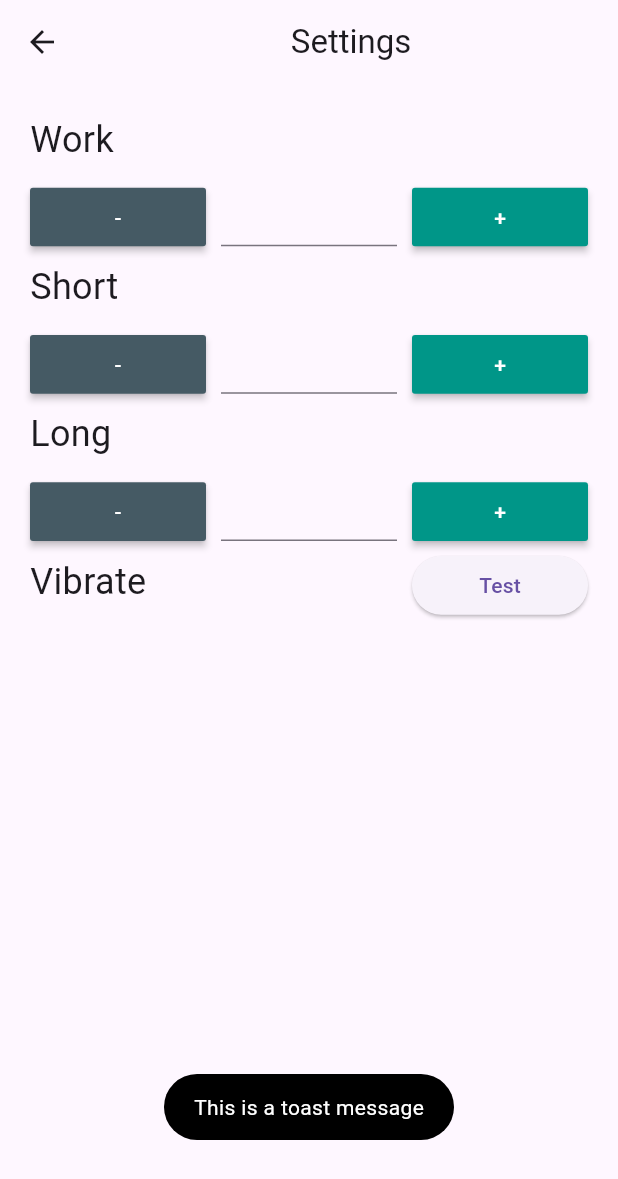
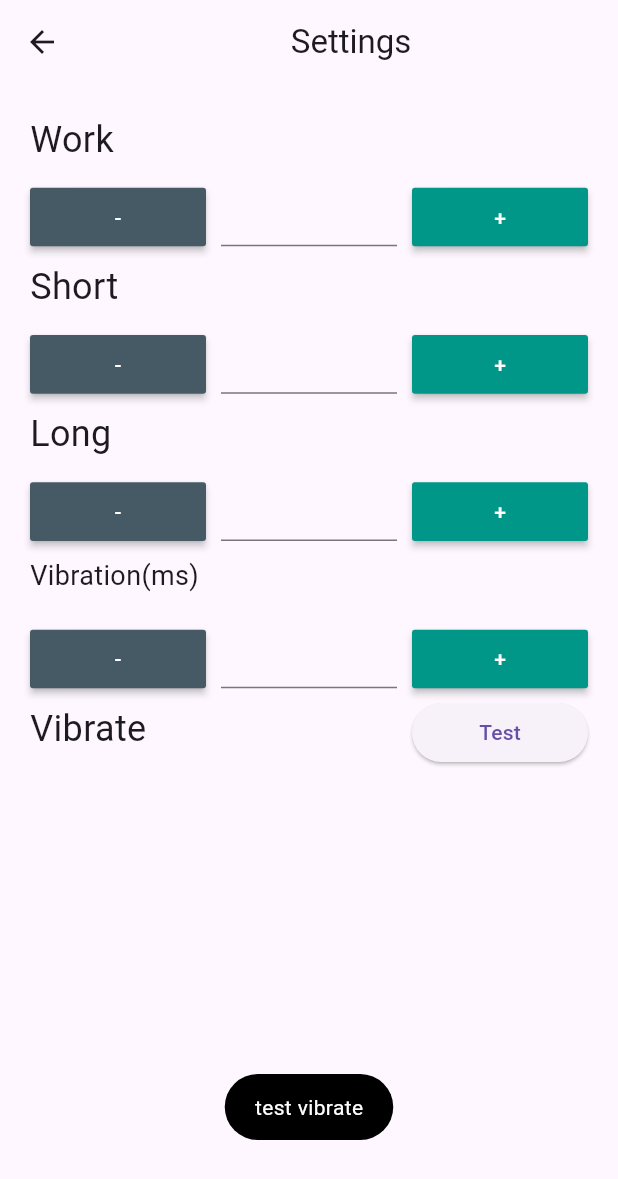
Before and after one commit to dkwhyd/timer_app, a Flutter app: the SettingsScreen screen opened directly, after a tap on "Test", on a phone screen of 412 x 824 dp. Shown: the top 1179 px of the screen. Run offline on Flutter 3.47's test engine with Material 3 defaults, Android fonts, the phone set to English and light mode, and no system bars; our stand-ins replace fluttertoast, percent_indicator, shared_preferences, vibration; accounts and stored records are empty.

Commit message:
add setting for duration vibrate

```diff
--- a/lib/model/timer.dart
+++ b/lib/model/timer.dart
@@ -21,6 +21,7 @@ class CountDownTimer {
   int shortBreak = 5;
   int longBreak = 20;
   int? _saveTime;
+  int durationVibration = 500;
 
   String returnTime(Duration t) {
     String minutes =
@@ -45,9 +46,6 @@ class CountDownTimer {
           _radius = 1;
           _time = Duration(minutes: _saveTime!);
           isActive = false;
-
-          // Trigger vibration
-          // Vibration.vibrate(duration: 1000);
           startVibrationAndToast();
         }
       }
@@ -66,6 +64,9 @@ class CountDownTimer {
         prefs.getInt('shortBreak') == null ? 30 : prefs.getInt('shortBreak')!;
     longBreak =
         prefs.getInt('longBreak') == null ? 30 : prefs.getInt('longBreak')!;
+    durationVibration = prefs.getInt('durationVibration') == null
+        ? 500
+        : prefs.getInt('durationVibration')!;
   }
 
   void startWork() async {
@@ -90,9 +91,10 @@ class CountDownTimer {
     }
   }
 
-  void startVibrationAndToast() {
+  void startVibrationAndToast() async {
+    readSettings();
     if (Platform.isAndroid || Platform.isIOS) {
-      Vibration.vibrate(duration: 1000);
+      Vibration.vibrate(duration: durationVibration);
       Fluttertoast.showToast(
         msg: "Time's up",
         toastLength: Toast.LENGTH_SHORT,
--- a/lib/widget/settings.dart
+++ b/lib/widget/settings.dart
@@ -19,14 +19,17 @@ class _SettingState extends State<Settings> {
   TextEditingController? txtWork;
   TextEditingController? txtShort;
   TextEditingController? txtLong;
+  TextEditingController? txtDurationVibration;
 
   static const String WORKTIME = 'workTime';
   static const String SHORTBREAK = 'shortBreak';
   static const String LONGBREAK = 'longBreak';
+  static const String VIBRATION = 'durationVibration';
 
   int? workTime;
   int? shortBreak;
   int? longBreak;
+  int? vibration;
 
   SharedPreferences? prefs;
 
@@ -35,6 +38,7 @@ class _SettingState extends State<Settings> {
     txtWork = TextEditingController();
     txtShort = TextEditingController();
     txtLong = TextEditingController();
+    txtDurationVibration = TextEditingController();
     readSettings();
     super.initState();
   }
@@ -126,6 +130,36 @@ class _SettingState extends State<Settings> {
           setting: "LONGBREAK",
           callback: updateSetting,
         ),
+        // vibration setting
+        Text(
+          "Vibration(ms)",
+          style: TextStyle(fontSize: 18),
+        ),
+        const Text(""),
+        const Text(""),
+        SettingButton(
+          const Color(0xff455A64),
+          "-",
+          buttonSize,
+          -500,
+          setting: "VIBRATION",
+          callback: updateSetting,
+        ),
+        TextField(
+            controller: txtDurationVibration,
+            style: textStyle,
+            textAlign: TextAlign.center,
+            keyboardType: TextInputType.number),
+        SettingButton(
+          const Color(0xff009688),
+          "+",
+          buttonSize,
+          500,
+          setting: "VIBRATION",
+          callback: updateSetting,
+        ),
+
+        // vibration test
         Text(
           "Vibrate test",
           style: textStyle,
@@ -135,6 +169,17 @@ class _SettingState extends State<Settings> {
           onPressed: vibrationTest,
           child: const Text('Test'),
         ),
+
+        // // test toast
+        // Text(
+        //   "Toast test",
+        //   style: textStyle,
+        // ),
+        // const Text(""),
+        // ElevatedButton(
+        //   onPressed: () => _showToast(context),
+        //   child: const Text('Test'),
+        // ),
       ],
     );
   }
@@ -156,10 +201,18 @@ class _SettingState extends State<Settings> {
     if (longBreak == null) {
       await prefs!.setInt(LONGBREAK, int.parse('20'));
     }
+
+    int? durationVibration = prefs!.getInt(VIBRATION);
+    print('durasi: ${durationVibration}');
+    if (durationVibration == null) {
+      await prefs!.setInt(VIBRATION, int.parse('500'));
+    }
+
     setState(() {
       txtWork!.text = workTime!.toString();
       txtShort!.text = shortBreak!.toString();
       txtLong!.text = longBreak!.toString();
+      txtDurationVibration!.text = durationVibration!.toString();
     });
   }
 
@@ -201,15 +254,29 @@ class _SettingState extends State<Settings> {
           }
         }
         break;
+
+      case 'VIBRATION':
+        {
+          int? vibrate = prefs!.getInt(VIBRATION);
+
+          vibrate = vibrate! + value;
+
+          if (vibrate >= 500 && vibrate <= 3000) {
+            prefs?.setInt(VIBRATION, vibrate);
+            setState(() {
+              txtDurationVibration?.text = vibrate.toString();
+            });
+          }
+        }
+        break;
     }
   }
 
   void vibrationTest() {
     if (Platform.isAndroid) {
-      print('Running on Android');
-      Vibration.vibrate(duration: 1000);
+      Vibration.vibrate(duration: 500);
       Fluttertoast.showToast(
-        msg: "This is a toast message",
+        msg: "test vibrate",
         toastLength: Toast.LENGTH_SHORT,
         gravity: ToastGravity.BOTTOM,
         backgroundColor: Colors.black,
@@ -227,4 +294,15 @@ class _SettingState extends State<Settings> {
       print('Running on unknown platform');
     }
   }
+
+  // void _showToast(BuildContext context) {
+  //   final scaffold = ScaffoldMessenger.of(context);
+  //   scaffold.showSnackBar(
+  //     SnackBar(
+  //       content: const Text('Added to favorite'),
+  //       action: SnackBarAction(
+  //           label: 'UNDO', onPressed: scaffold.hideCurrentSnackBar),
+  //     ),
+  //   );
+  // }
 }
```
